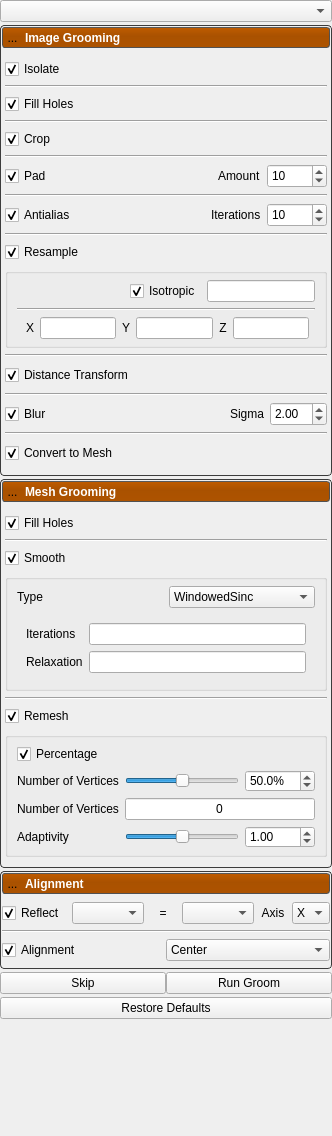
SCIInstitute/ShapeWorks, file Studio/src/Groom/GroomTool.ui: the form before one commit.
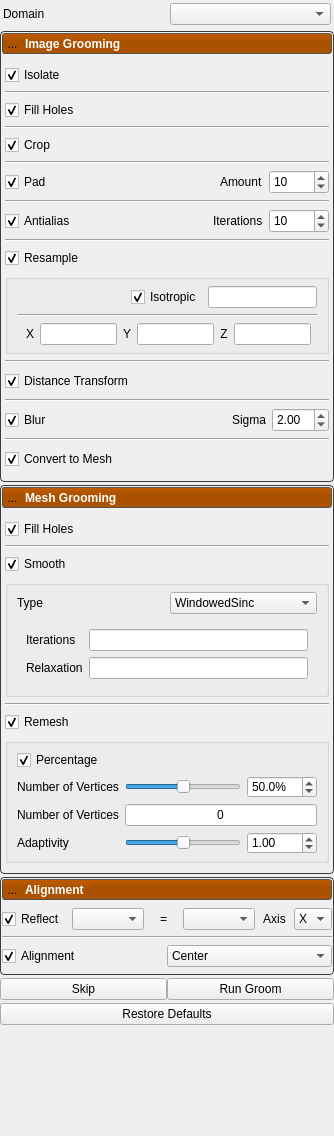
The form after the commit. Icons and pictures are not drawn.

Commit message: Fix groom domain not clearing on project change, fix project loading on invalid analysis/optimize

Diff of the .ui file:
```diff
--- a/Studio/src/Groom/GroomTool.ui
+++ b/Studio/src/Groom/GroomTool.ui
@@ -6,7 +6,7 @@
    <rect>
     <x>0</x>
     <y>0</y>
-    <width>332</width>
+    <width>334</width>
     <height>1136</height>
    </rect>
   </property>
@@ -125,7 +125,32 @@
     <number>0</number>
    </property>
    <item>
-    <widget class="QComboBox" name="domain_box"/>
+    <widget class="QWidget" name="domain_widget" native="true">
+     <layout class="QGridLayout" name="gridLayout">
+      <property name="leftMargin">
+       <number>3</number>
+      </property>
+      <property name="topMargin">
+       <number>3</number>
+      </property>
+      <property name="rightMargin">
+       <number>3</number>
+      </property>
+      <property name="bottomMargin">
+       <number>3</number>
+      </property>
+      <item row="0" column="0">
+       <widget class="QLabel" name="domain_label">
+        <property name="text">
+         <string>Domain</string>
+        </property>
+       </widget>
+      </item>
+      <item row="0" column="1">
+       <widget class="QComboBox" name="domain_box"/>
+      </item>
+     </layout>
+    </widget>
    </item>
    <item>
     <widget class="QWidget" name="image_panel" native="true">
```
Left out of the diff: 1 changed line with no effect on the pictures. The commit also changes 2 other files.
